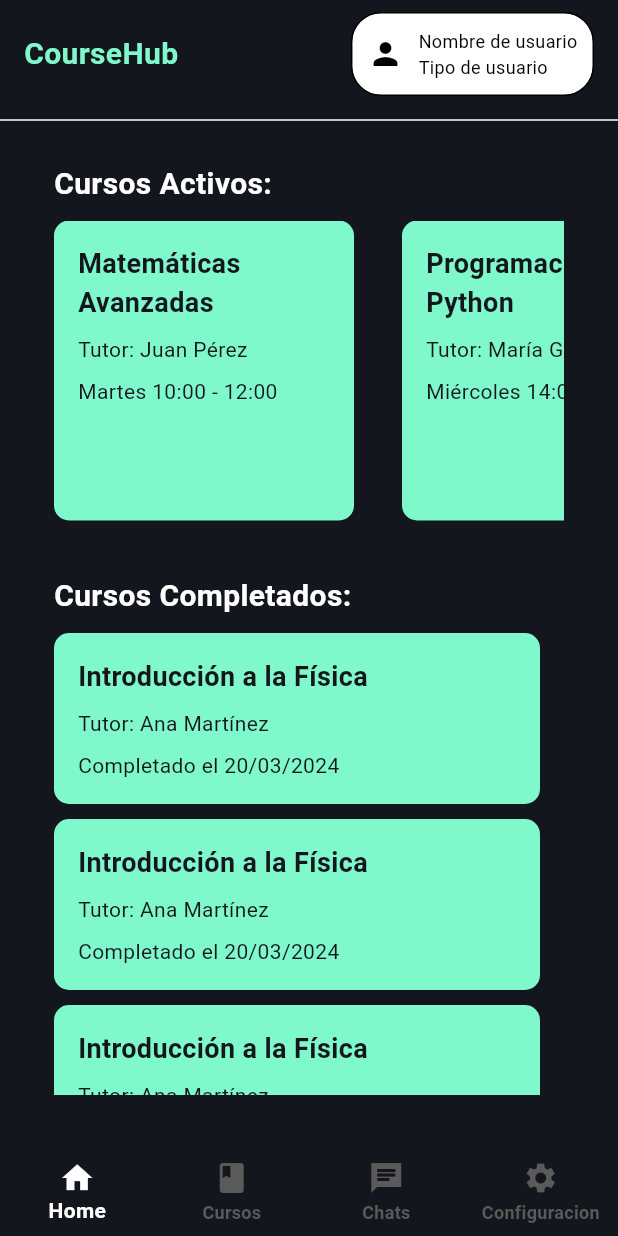
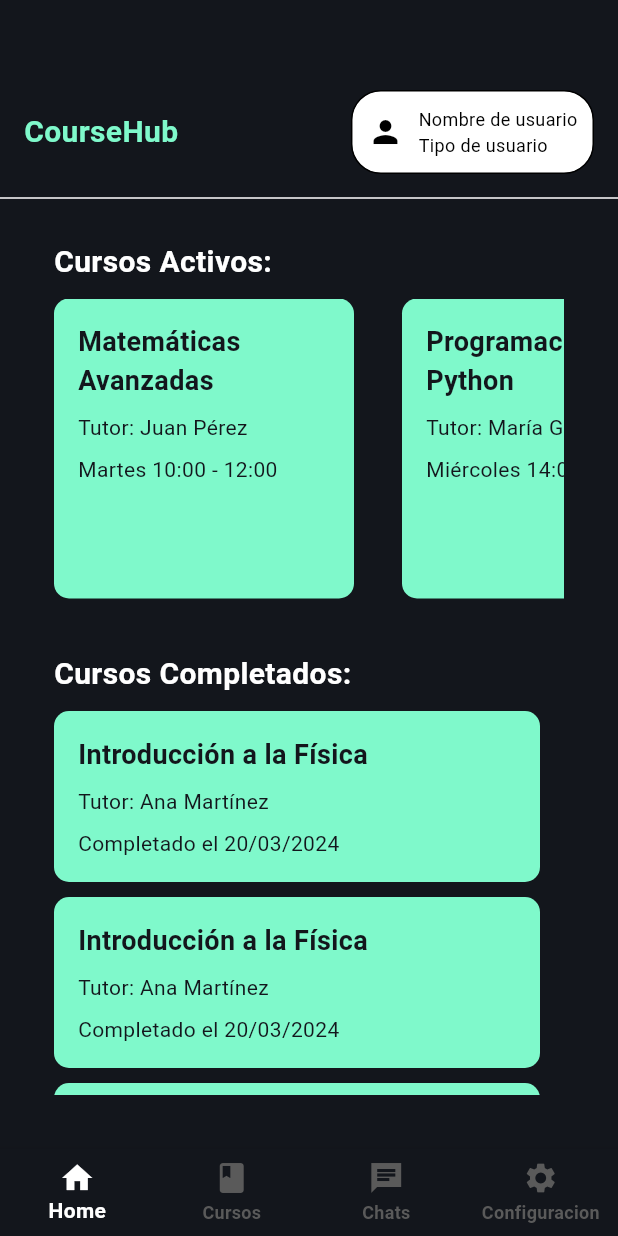
Before and after one commit to samuel-serrato/coursehub, a Flutter app: the screen it shows after launch, on a phone screen of 412 x 824 dp. Run offline on Flutter 3.47's test engine with Material 3 defaults, Android fonts, the light colour scheme and no system bars.

Commit message:
margin top en mobile

```diff
--- a/lib/screens/home.dart
+++ b/lib/screens/home.dart
@@ -5,13 +5,15 @@
   Widget build(BuildContext context) {
     return Scaffold(
       backgroundColor: Color(0xFF13161c),
-      body: Column(
-        children: [
-          header(),
-          Expanded(
-            child: content(context),
-          ),
-        ],
+      body: Container(
+        child: Column(
+          children: [
+            header(context),
+            Expanded(
+              child: content(context),
+            ),
+          ],
+        ),
       ),
     );
   }
@@ -148,11 +150,13 @@
     );
   }
 
-  Widget header() {
+  Widget header(BuildContext context) {
+    double topMargin = MediaQuery.of(context).size.width > 600 ? 12 : 60;
+
     return Column(
       children: [
         Container(
-          padding: EdgeInsets.symmetric(horizontal: 16.0, vertical: 8.0),
+          padding: EdgeInsets.fromLTRB(16.0, topMargin, 16.0, 8.0),
           color: Color(0xFF13161c),
           child: Row(
             mainAxisAlignment: MainAxisAlignment.spaceBetween,
```
Also changed, not shown: lib/screens/chats.dart (+12 -10 lines), lib/screens/configuracion.dart (+18 -10 lines), lib/screens/cursos.dart (+14 -6 lines), pubspec.lock, 4 other files.
